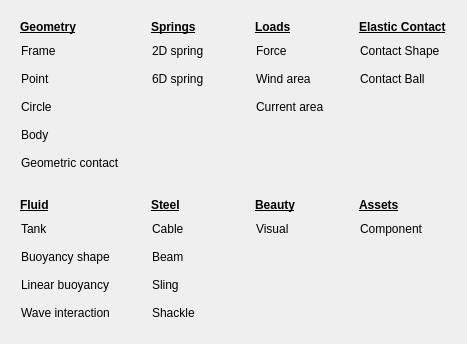
First picture: the form in guis/menu_nodetypes.ui, repository RubendeBruin/DAVE, before the edit.
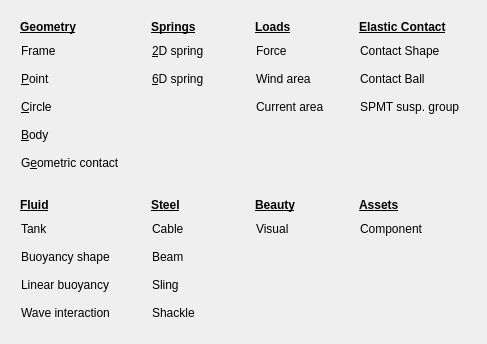
Second picture: the form after the edit. Icons and pictures are not drawn.

Commit message: Positioning of widget_nodeprops connected new SPMT properties to core

Diff of the .ui file:
```diff
--- a/guis/menu_nodetypes.ui
+++ b/guis/menu_nodetypes.ui
@@ -150,7 +150,7 @@
          <string>text-align:left</string>
         </property>
         <property name="text">
-         <string>Point</string>
+         <string>&amp;Point</string>
         </property>
         <property name="icon">
          <iconset resource="resources.qrc">
@@ -167,7 +167,7 @@
          <string>text-align:left</string>
         </property>
         <property name="text">
-         <string>Circle</string>
+         <string>&amp;Circle</string>
         </property>
         <property name="icon">
          <iconset resource="resources.qrc">
@@ -184,7 +184,7 @@
          <string>text-align:left</string>
         </property>
         <property name="text">
-         <string>Body</string>
+         <string>&amp;Body</string>
         </property>
         <property name="icon">
          <iconset resource="resources.qrc">
@@ -201,7 +201,7 @@
          <string>text-align:left</string>
         </property>
         <property name="text">
-         <string>Geometric contact</string>
+         <string>G&amp;eometric contact</string>
         </property>
         <property name="icon">
          <iconset resource="resources.qrc">
@@ -285,6 +285,20 @@
         </property>
        </widget>
       </item>
+      <item>
+       <widget class="QPushButton" name="pbSPMT">
+        <property name="text">
+         <string>SPMT susp. group</string>
+        </property>
+        <property name="icon">
+         <iconset resource="resources.qrc">
+          <normaloff>:/icons/spmt.png</normaloff>:/icons/spmt.png</iconset>
+        </property>
+        <property name="flat">
+         <bool>true</bool>
+        </property>
+       </widget>
+      </item>
       <item>
        <spacer name="verticalSpacer_4">
         <property name="orientation">
@@ -544,7 +558,7 @@
          <string notr="true">text-align:left</string>
         </property>
         <property name="text">
-         <string>2D spring</string>
+         <string>&amp;2D spring</string>
         </property>
         <property name="icon">
          <iconset resource="resources.qrc">
@@ -561,7 +575,7 @@
          <string>text-align:left</string>
         </property>
         <property name="text">
-         <string>6D spring</string>
+         <string>&amp;6D spring</string>
         </property>
         <property name="icon">
          <iconset resource="resources.qrc">
```
Left out of the diff: 3 changed lines with no effect on the pictures. The commit also changes 14 other files.
